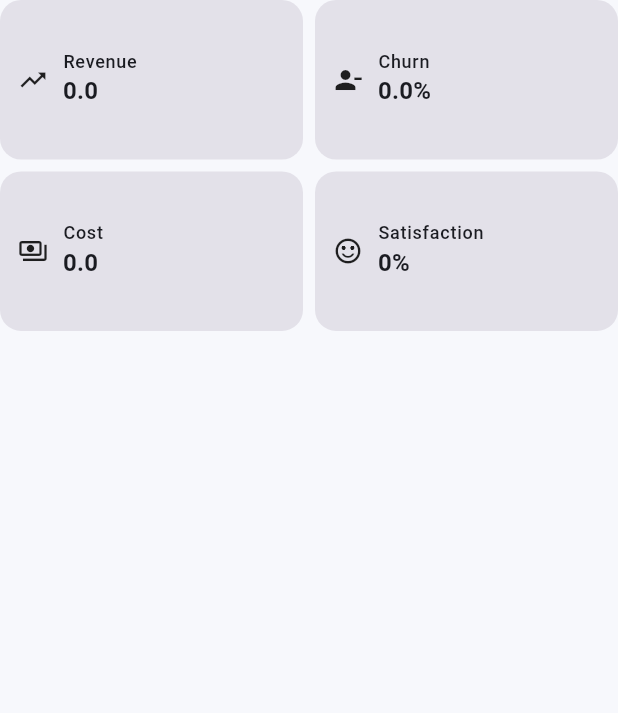
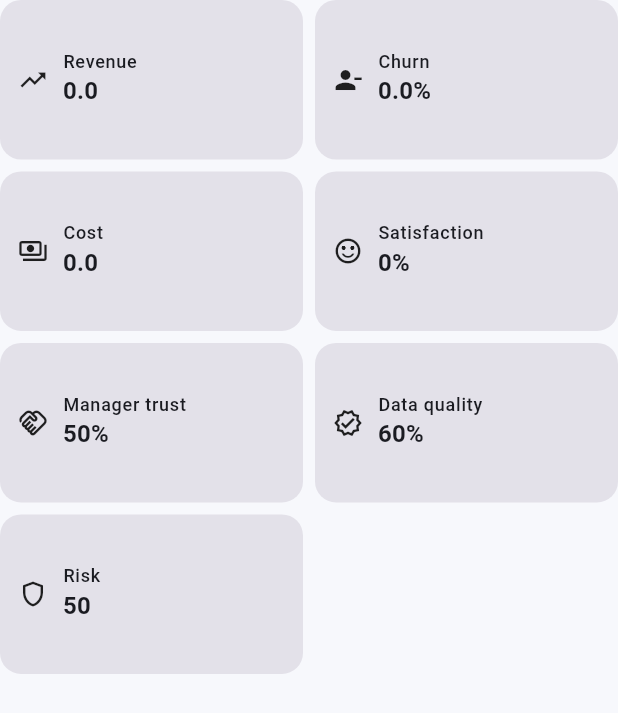
Before and after one commit to rahulrtk74747474-glitch/Data_career, a Flutter app: the _MetricGrid widget shown alone on an empty page, opened directly with empty values, on a phone screen of 412 x 824 dp. Shown: the top 713 px of the screen. Run offline on Flutter 3.47's test engine with Material 3 defaults, Android fonts, the phone set to English and light mode, and no system bars; our stand-ins replace file_picker, fl_chart, flutter_local_notifications, flutter_riverpod, flutter_timezone, open_file and 5 more; accounts and stored records are empty.

Commit message:
feat: capture workday lessons in notebook and company pulse

```diff
--- a/lib/features/game/game_providers.dart
+++ b/lib/features/game/game_providers.dart
@@ -324,6 +324,9 @@ final learningNotesProvider =
   final analytics = await ref.watch(analyticsChallengesProvider.future);
   final dashboards = await ref.watch(dashboardChallengesProvider.future);
   final insights = await ref.watch(insightScenariosProvider.future);
+  final inboxMessages = await ref.watch(workInboxMessagesProvider.future);
+  final metricCases = await ref.watch(metricRelationshipCasesProvider.future);
+  final reviewCases = await ref.watch(reviewDeskCasesProvider.future);
 
   return LearningNoteService.build(
     progress: progress,
@@ -334,6 +337,9 @@ final learningNotesProvider =
     analytics: analytics,
     dashboards: dashboards,
     insights: insights,
+    inboxMessages: inboxMessages,
+    metricCases: metricCases,
+    reviewCases: reviewCases,
   );
 });
 
--- a/lib/features/home/home_screen.dart
+++ b/lib/features/home/home_screen.dart
@@ -1144,6 +1144,21 @@ class _MetricGrid extends StatelessWidget {
         value: '${progress.satisfaction.toStringAsFixed(0)}%',
         icon: Icons.sentiment_satisfied_alt,
       ),
+      (
+        label: 'Manager trust',
+        value: '${progress.managerTrust.toStringAsFixed(0)}%',
+        icon: Icons.handshake_outlined,
+      ),
+      (
+        label: 'Data quality',
+        value: '${progress.dataQuality.toStringAsFixed(0)}%',
+        icon: Icons.verified_outlined,
+      ),
+      (
+        label: 'Risk',
+        value: progress.riskIndex.toStringAsFixed(0),
+        icon: Icons.shield_outlined,
+      ),
     ];
 
     return GridView.builder(
```
Also changed, not shown: lib/services/learning_note_service.dart (+63 -0 lines).
